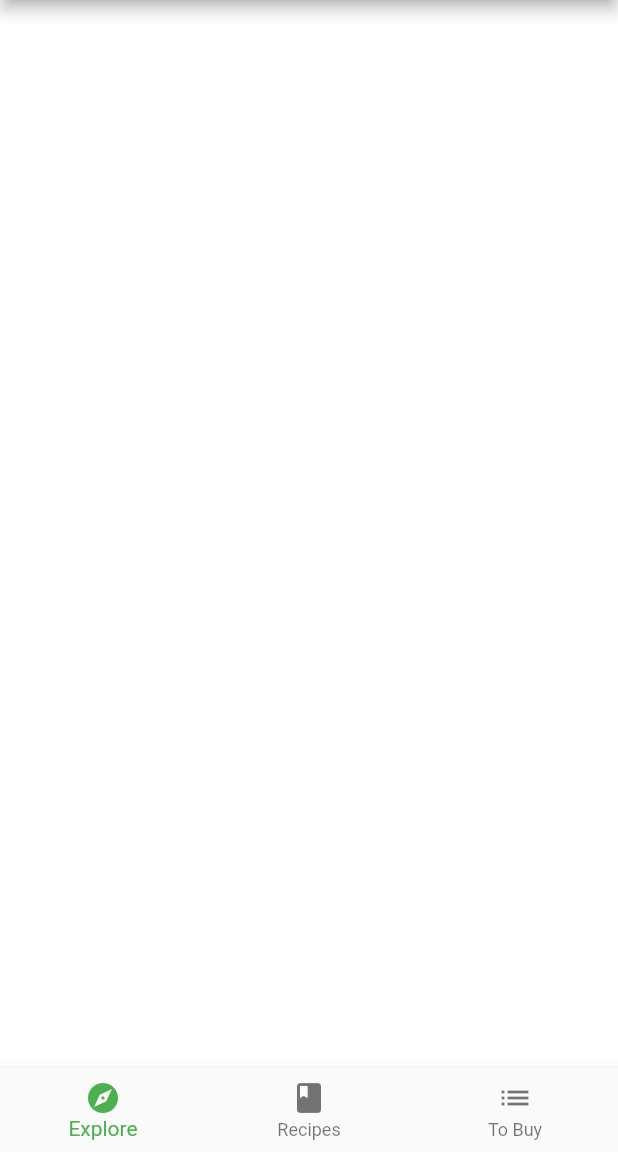
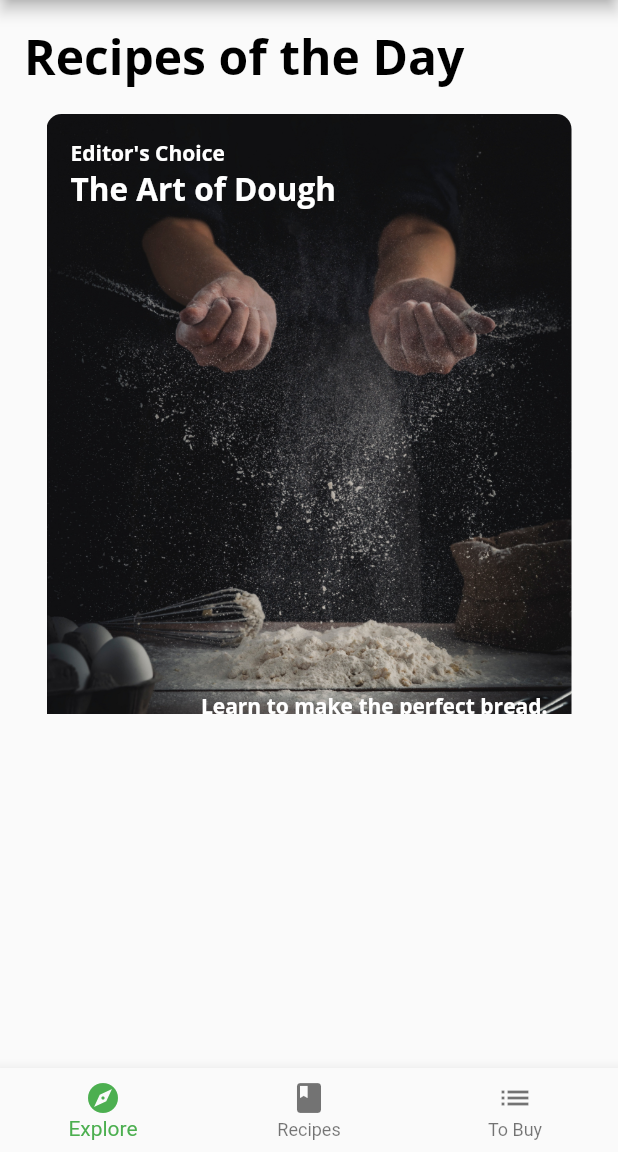
Before and after one commit to dchaitu/Flutter_mock_api, a Flutter app: the screen it shows after launch, on a phone screen of 412 x 824 dp, the part 84-1236 px from its top. Run offline on Flutter 3.47's test engine with Material 2 defaults, Android fonts, the phone set to English and light mode, and no system bars; our stand-ins replace google_fonts; project files that could hold a hidden picture were left out.

Commit message:
Explore Cards added

```diff
--- a/lib/components/components.dart
+++ b/lib/components/components.dart
@@ -3,3 +3,4 @@ export 'card1.dart';
 export 'card2.dart';
 export 'card3.dart';
 export 'circle_image.dart';
+export 'today_recipe_list_view.dart';
--- /dev/null
+++ b/lib/components/today_recipe_list_view.dart
@@ -0,0 +1,59 @@
+import 'package:flutter/material.dart';
+import '../models/models.dart';
+import '../components/components.dart';
+
+class TodayRecipeListView extends StatelessWidget {
+  final List<ExploreRecipe> recipes;
+
+  const TodayRecipeListView({
+    Key? key,
+    required this.recipes,
+  }) : super(key: key);
+
+  @override
+  Widget build(BuildContext context) {
+    return Padding(
+      padding: const EdgeInsets.only(
+        left: 16,
+        right: 16,
+        top: 16,
+      ),
+      child: Column(
+        crossAxisAlignment: CrossAxisAlignment.start,
+        children: [
+          Text('Recipes of the Day',
+              style: Theme.of(context).textTheme.headline1),
+          const SizedBox(height: 16),
+          Container(
+            height: 400,
+            // TODO: Add ListView Here
+
+            // color: Colors.grey,
+            color: Colors.transparent,
+            child: ListView.separated(
+                itemBuilder: (context, index) {
+                  final recipe = recipes[index];
+                  return buildCard(recipe);
+                },
+                separatorBuilder: (context, index) {
+                  return const SizedBox(width: 16);
+                },
+                itemCount: recipes.length),
+          ),
+        ],
+      ),
+    );
+  }
+
+  Widget buildCard(ExploreRecipe recipe) {
+    if (recipe.cardType == RecipeCardType.card1) {
+      return Card1(recipe: recipe);
+    } else if (recipe.cardType == RecipeCardType.card2) {
+      return Card2(recipe: recipe);
+    } else if (recipe.cardType == RecipeCardType.card3) {
+      return Card3(recipe: recipe);
+    } else {
+      throw Exception('This card doesn\'t exist yet');
+    }
+  }
+}
--- a/lib/home.dart
+++ b/lib/home.dart
@@ -1,4 +1,5 @@
 import 'package:flutter/material.dart';
+import 'screens/explore_screen.dart';
 
 class Home extends StatefulWidget {
   const Home({Key? key}) : super(key: key);
@@ -12,6 +13,8 @@ class _HomeState extends State<Home> {
 
   static List<Widget> pages = <Widget>[
     // TODO: Replace with ExploreScreen
+    ExploreScreen(),
+
     Container(color: Colors.white),
     // TODO: Replace with RecipesScreen
     Container(color: Colors.green),
--- /dev/null
+++ b/lib/screens/explore_screen.dart
@@ -0,0 +1,45 @@
+import '../components/components.dart';
+import 'package:flutter/material.dart';
+import '../models/models.dart';
+import '../api/mock_fooderlich_service.dart';
+
+class ExploreScreen extends StatelessWidget {
+  final mockService = MockFooderlichService();
+  ExploreScreen({Key? key}) : super(key: key);
+
+  @override
+  Widget build(BuildContext context) {
+    // 2
+    // TODO 1: Add TodayRecipeListView FutureBuilder
+    // 1
+    return FutureBuilder(
+      // 2
+      future: mockService.getExploreData(),
+      // 3
+      builder: (context, AsyncSnapshot<ExploreData> snapshot) {
+        // TODO: Add Nested List Views
+        // 4
+        if (snapshot.connectionState == ConnectionState.done) {
+          // 5
+          final recipes = snapshot.data?.todayRecipes ?? []; //if null then []
+          // TODO: Replace this with TodayRecipeListView
+          return TodayRecipeListView(recipes: recipes);
+
+          // return Center(
+          //   child: Container(
+          //     child: const Text('Show TodayRecipeListView'),
+          //   ),
+          // );
+        } else {
+          // 6
+          return const Center(
+            child: CircularProgressIndicator(),
+          );
+        }
+      },
+    );
+    // return const Center(
+    //   child: Text('Explore Screen'),
+    // );
+  }
+}
```
